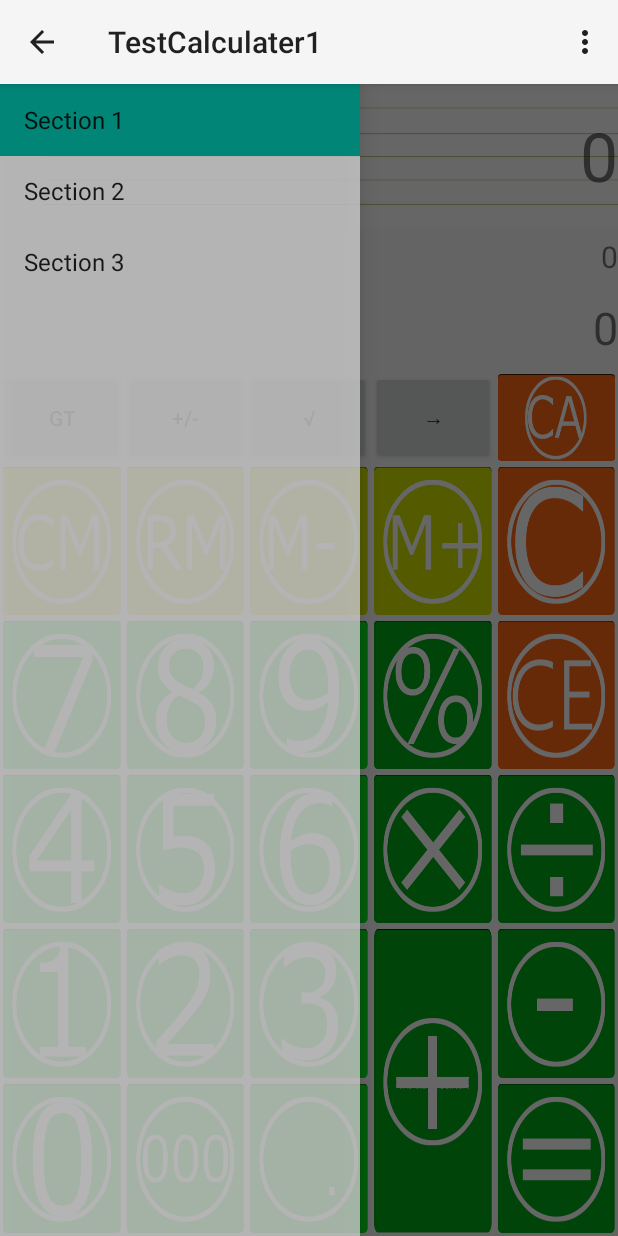
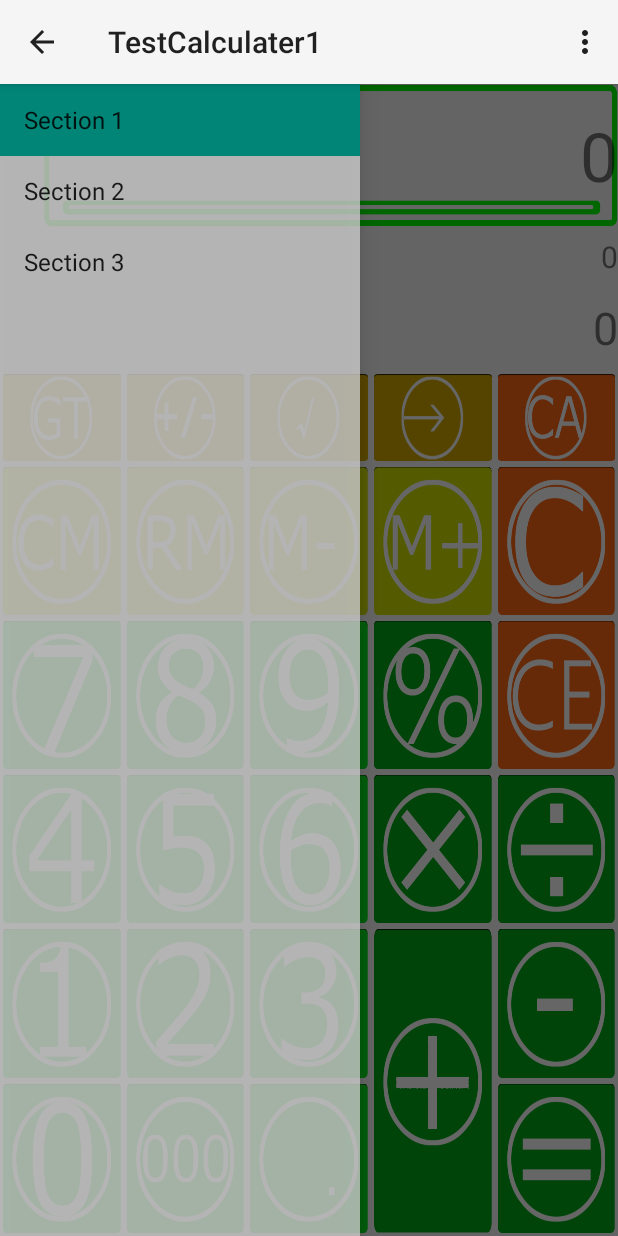
Before and after one commit to Amecaba/unarrangedRepository001, an Android app: the screen it shows after launch (MainActivity), on a phone screen of 412 x 824 dp. Run offline under Robolectric (Android 15) with nearby library versions, the phone set to English and light mode, and no system bars; 3 statements that could not run were skipped.

Commit message:
20160213 Yotaro Ishizaki Make BackUp before work at hospital.

```diff
--- a/TestCalculater1/app/src/main/java/com/example/yotaro/testcalculater1/MainFragment.java
+++ b/TestCalculater1/app/src/main/java/com/example/yotaro/testcalculater1/MainFragment.java
@@ -160,12 +160,12 @@ public class MainFragment extends Fragment {
         othersButtonIdList.add(R.id.buttonPM);
         othersButtonIdList.add(R.id.buttonroot);
         othersButtonIdList.add(R.id.buttonarrow);
-        ArrayList<Button> othersButtonList=new ArrayList<>();
+        ArrayList<ImageButton> othersButtonList=new ArrayList<>();
         for(int i=0;i<=3;i++){
-            othersButtonList.add((Button)returnView.getRootView().findViewById(othersButtonIdList.get(i)));
+            othersButtonList.add((ImageButton)returnView.getRootView().findViewById(othersButtonIdList.get(i)));
         }
         OnClickListenerOthers onClickListenerOthers=new OnClickListenerOthers();
-        for(Button cercle:othersButtonList){
+        for(ImageButton cercle:othersButtonList){
             cercle.setOnClickListener(onClickListenerOthers);
         }
 
--- /dev/null
+++ b/TestCalculater1/app/src/main/res/drawable/selectorbuttonarrow.xml
@@ -0,0 +1,13 @@
+<?xml version="1.0" encoding="utf-8"?>
+
+<selector xmlns:android="http://schemas.android.com/apk/res/android">
+    <item
+        android:state_pressed="true"
+        android:state_enabled="true"
+        android:drawable="@drawable/buttonarrowpush"/>
+
+    <item
+        android:state_enabled="true"
+        android:drawable="@drawable/buttonarrow"
+        />
+</selector>
--- /dev/null
+++ b/TestCalculater1/app/src/main/res/drawable/selectorbuttongt.xml
@@ -0,0 +1,15 @@
+<?xml version="1.0" encoding="utf-8"?>
+<selector xmlns:android="http://schemas.android.com/apk/res/android">
+    <item
+        android:state_enabled="true"
+        android:state_pressed="true"
+        android:drawable="@drawable/buttongtpush"
+        />
+
+    <item
+        android:state_enabled="true"
+        android:drawable="@drawable/buttongt"
+        />
+
+
+</selector>
--- /dev/null
+++ b/TestCalculater1/app/src/main/res/drawable/selectorbuttonpm.xml
@@ -0,0 +1,13 @@
+<?xml version="1.0" encoding="utf-8"?>
+
+<selector xmlns:android="http://schemas.android.com/apk/res/android">
+    <item
+        android:state_pressed="true"
+        android:state_enabled="true"
+        android:drawable="@drawable/buttonpmpush"/>
+
+    <item
+        android:state_enabled="true"
+        android:drawable="@drawable/buttonpm"
+        />
+</selector>
--- /dev/null
+++ b/TestCalculater1/app/src/main/res/drawable/selectorbuttonroot.xml
@@ -0,0 +1,13 @@
+<?xml version="1.0" encoding="utf-8"?>
+
+<selector xmlns:android="http://schemas.android.com/apk/res/android">
+    <item
+        android:state_pressed="true"
+        android:state_enabled="true"
+        android:drawable="@drawable/buttonrootpush"/>
+
+    <item
+        android:state_enabled="true"
+        android:drawable="@drawable/buttonroot"
+        />
+</selector>
--- a/TestCalculater1/app/src/main/res/layout/fragment_main2.xml
+++ b/TestCalculater1/app/src/main/res/layout/fragment_main2.xml
@@ -25,7 +25,7 @@
             android:layout_height="match_parent"
             android:layout_weight="0.9"
             android:id="@+id/mainview"
-            android:background="@drawable/line"
+            android:background="@drawable/maintextviewbackgroud2"
             android:textSize="45dp"
             android:text="0"
             android:gravity="center_vertical|right"
@@ -64,7 +64,8 @@
         android:id="@+id/mainlayout"
         >
 
-        <Button
+        <ImageButton
+            android:padding="2dp"
             android:layout_column="0"
             android:layout_row="0"
             android:layout_columnWeight="1"
@@ -72,11 +73,13 @@
             android:layout_width="0dp"
             android:layout_height="0dp"
             android:layout_gravity="fill"
-            android:text="GT"
+            android:scaleType="fitXY"
             android:id="@+id/buttonGT"
+            android:src="@drawable/selectorbuttongt"
             />
 
-        <Button
+        <ImageButton
+            android:padding="2dp"
             android:layout_column="1"
             android:layout_row="0"
             android:layout_columnWeight="1"
@@ -84,11 +87,13 @@
             android:layout_width="0dp"
             android:layout_height="0dp"
             android:layout_gravity="fill"
-            android:text="+/-"
+            android:scaleType="fitXY"
             android:id="@+id/buttonPM"
+            android:src="@drawable/selectorbuttonpm"
             />
 
-        <Button
+        <ImageButton
+            android:padding="2dp"
             android:layout_column="2"
             android:layout_row="0"
             android:layout_columnWeight="1"
@@ -96,11 +101,13 @@
             android:layout_width="0dp"
             android:layout_height="0dp"
             android:layout_gravity="fill"
-            android:text="√"
+            android:scaleType="fitXY"
             android:id="@+id/buttonroot"
+            android:src="@drawable/selectorbuttonroot"
             />
 
-        <Button
+        <ImageButton
+            android:padding="2dp"
             android:layout_column="3"
             android:layout_row="0"
             android:layout_columnWeight="1"
@@ -108,8 +115,9 @@
             android:layout_width="0dp"
             android:layout_height="0dp"
             android:layout_gravity="fill"
-            android:text="→"
+            android:scaleType="fitXY"
             android:id="@+id/buttonarrow"
+            android:src="@drawable/selectorbuttonarrow"
             />
 
         <ImageButton
```
Also changed, not shown: TestCalculater1/app/src/main/res/drawable/buttonarrow.png (added), TestCalculater1/app/src/main/res/drawable/buttonarrowpush.png (added), TestCalculater1/app/src/main/res/drawable/buttongt.png (added), TestCalculater1/app/src/main/res/drawable/buttongtpush.png (added), TestCalculater1/app/src/main/res/drawable/buttonpm.png (added), TestCalculater1/app/src/main/res/drawable/buttonpmpush.png (added), TestCalculater1/app/src/main/res/drawable/buttonroot.png (added), TestCalculater1/app/src/main/res/drawable/buttonrootpush.png (added), TestCalculater1/app/src/main/res/drawable/maintextviewbackgroud.png (added), TestCalculater1/app/src/main/res/drawable/maintextviewbackgroud2.png (added).
